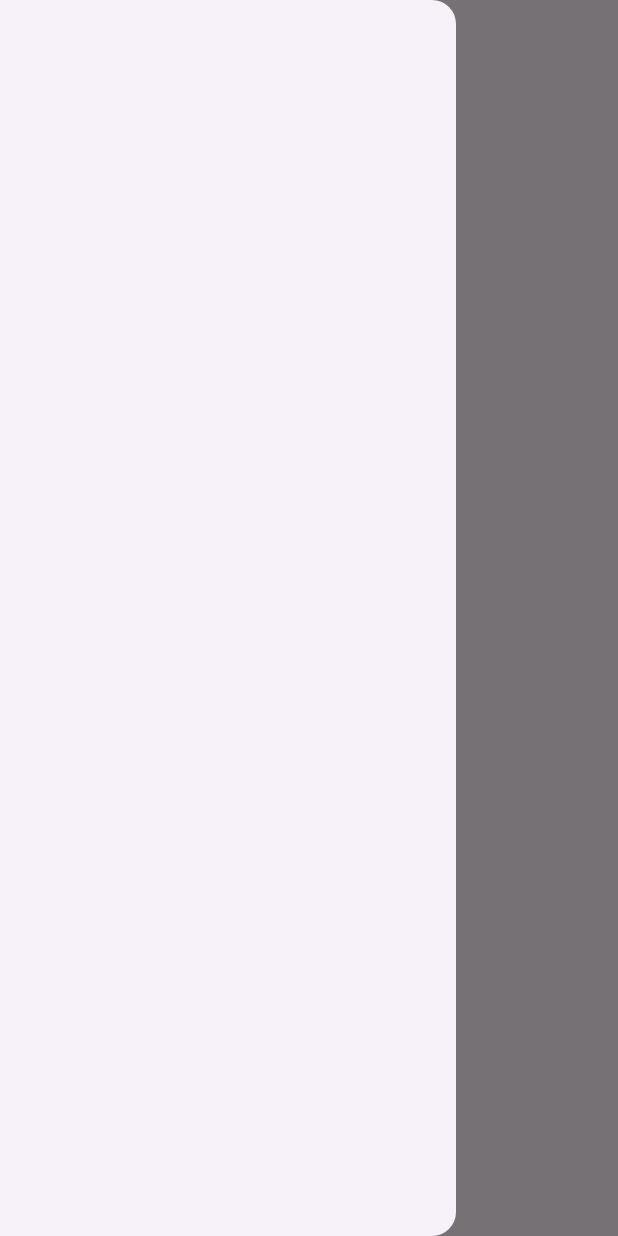
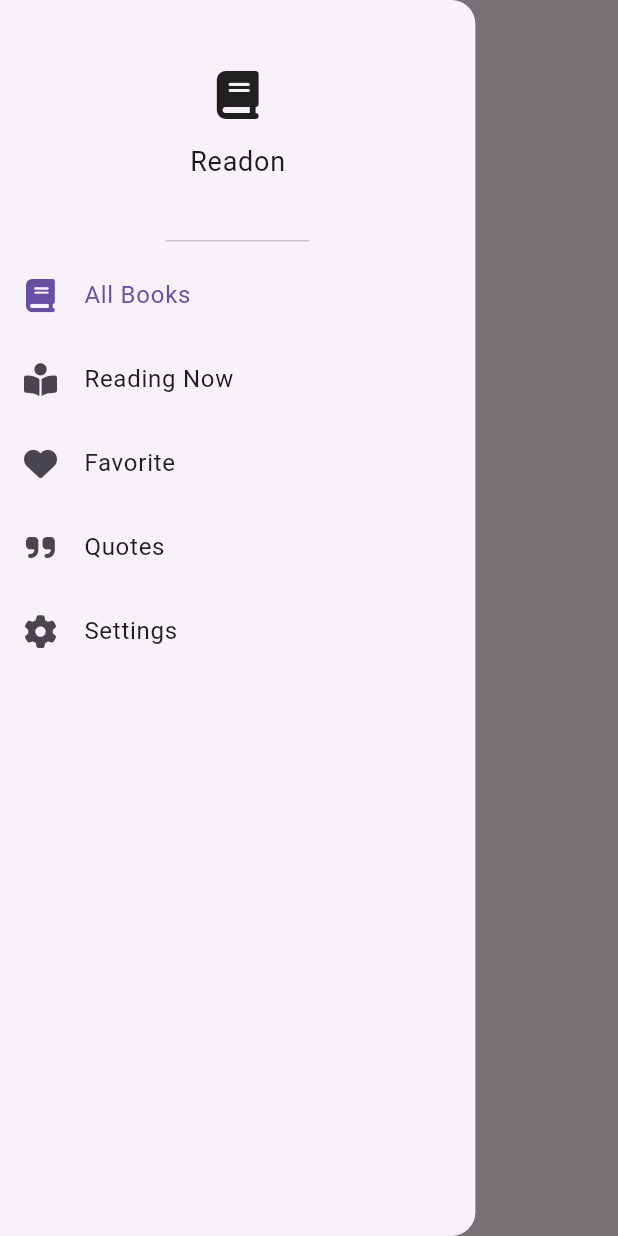
Before and after one commit to osamamohamedr1/reading-tracking, a Flutter app: the screen it shows after launch, with the side drawer open, on a phone screen of 412 x 824 dp. Run offline on Flutter 3.47's test engine with Material 3 defaults, Android fonts, the phone set to English and light mode, and no system bars; our stand-ins replace bloc, flutter_bloc, font_awesome_flutter, shared_preferences.

Commit message:
add custom drawer ui

```diff
--- a/lib/core/routing/routes.dart
+++ b/lib/core/routing/routes.dart
@@ -4,4 +4,5 @@ abstract class Routes {
   static const String onReading = 'onReading';
   static const String favorite = 'favorite';
   static const String toRead = 'toRead';
+  static const String settings = 'settings';
 }
--- /dev/null
+++ b/lib/core/themes/text_themes.dart
@@ -0,0 +1,20 @@
+import 'package:flutter/material.dart';
+
+abstract class AppTextStyles {
+  static final font16bold = TextStyle(
+    fontSize: 16,
+    fontWeight: FontWeight.bold,
+  );
+  static final font16Regular = TextStyle(
+    fontSize: 16,
+    fontWeight: FontWeight.normal,
+  );
+  static final font18Regular = TextStyle(
+    fontSize: 18,
+    fontWeight: FontWeight.normal,
+  );
+  static final font20Regular = TextStyle(
+    fontSize: 20,
+    fontWeight: FontWeight.normal,
+  );
+}
--- a/lib/features/books/presentation/views/books_view.dart
+++ b/lib/features/books/presentation/views/all_books_screens.dart
@@ -1,7 +1,7 @@
 import 'package:flutter/material.dart';
 
-class BooksView extends StatelessWidget {
-  const BooksView({super.key});
+class AllBooksScreen extends StatelessWidget {
+  const AllBooksScreen({super.key});
 
   @override
   Widget build(BuildContext context) {
--- /dev/null
+++ b/lib/features/drawer/presentation/views/custom_drawer.dart
@@ -0,0 +1,114 @@
+import 'package:flutter/material.dart';
+import 'package:font_awesome_flutter/font_awesome_flutter.dart';
+import 'package:reading_tracker/core/themes/text_themes.dart';
+import 'package:reading_tracker/features/books/presentation/views/all_books_screens.dart';
+import 'package:reading_tracker/features/books/presentation/views/reading_now_view.dart';
+import 'package:reading_tracker/features/favorite/presentation/views/favoite_screen.dart';
+import 'package:reading_tracker/features/qoutes/presentation/views/quotes_screen.dart';
+import 'package:reading_tracker/features/settings/presentation/views/settings_view.dart';
+
+class CustomDrawer extends StatefulWidget {
+  const CustomDrawer({
+    super.key,
+  });
+
+  @override
+  State<CustomDrawer> createState() => _CustomDrawerState();
+}
+
+class _CustomDrawerState extends State<CustomDrawer> {
+  final GlobalKey<ScaffoldState> scaffoldKey = GlobalKey();
+  int selectedIndex = 0;
+
+  final List<Widget> screens = const [
+    AllBooksScreen(),
+    ReadingNowScreen(),
+    FavoiteScreen(),
+    QuotesScreen(),
+    SettingsScreen(),
+  ];
+
+  final List<String> titles = [
+    'All Books',
+    'Reading Now',
+    'Favorite',
+    'Quotes',
+    'Settings',
+  ];
+
+  @override
+  Widget build(BuildContext context) {
+    return Scaffold(
+      key: scaffoldKey,
+      appBar: AppBar(
+        leadingWidth: 50,
+        leading: IconButton(
+          onPressed: () => scaffoldKey.currentState!.openDrawer(),
+          icon: Icon(
+            Icons.menu_rounded,
+            size: 28,
+          ),
+        ),
+        iconTheme: IconThemeData(),
+        title: Text(
+          titles[selectedIndex],
+          style: AppTextStyles.font20Regular,
+        ),
+      ),
+      drawer: Drawer(
+        width: MediaQuery.sizeOf(context).width / 1.3,
+        child: Column(
+          children: [
+            DrawerHeader(
+              child: Column(
+                mainAxisAlignment: MainAxisAlignment.center,
+                children: [
+                  Icon(
+                    FontAwesomeIcons.book,
+                    size: 32,
+                  ),
+                  SizedBox(height: 15),
+                  Text(
+                    'Readon',
+                    style: AppTextStyles.font18Regular,
+                  ),
+                ],
+              ),
+            ),
+            buildDrawerItem(
+                icon: FontAwesomeIcons.book, label: 'All Books', index: 0),
+            buildDrawerItem(
+                icon: FontAwesomeIcons.bookOpenReader,
+                label: 'Reading Now',
+                index: 1),
+            buildDrawerItem(
+                icon: FontAwesomeIcons.solidHeart, label: 'Favorite', index: 2),
+            buildDrawerItem(
+                icon: FontAwesomeIcons.quoteRight, label: 'Quotes', index: 3),
+            buildDrawerItem(
+                icon: FontAwesomeIcons.gear, label: 'Settings', index: 4),
+          ],
+        ),
+      ),
+      body: screens[selectedIndex],
+    );
+  }
+
+  Widget buildDrawerItem(
+      {required IconData icon, required String label, required int index}) {
+    return ListTile(
+      leading: Icon(
+        icon,
+        size: 22,
+      ),
+      title: Text(label),
+      selected: selectedIndex == index,
+      onTap: () {
+        setState(() {
+          selectedIndex = index;
+        });
+        Navigator.pop(context);
+      },
+    );
+  }
+}
--- a/lib/features/home/presentation/views/home_view.dart
+++ /dev/null
@@ -1,21 +0,0 @@
-import 'package:flutter/material.dart';
-import 'package:font_awesome_flutter/font_awesome_flutter.dart';
-
-class HomeView extends StatelessWidget {
-  const HomeView({super.key});
-
-  @override
-  Widget build(BuildContext context) {
-    final GlobalKey<ScaffoldState> scaffoldKey = GlobalKey();
-    return Scaffold(
-      key: scaffoldKey,
-      appBar: AppBar(
-        leading: IconButton(
-            onPressed: () => scaffoldKey.currentState!.openDrawer(),
-            icon: Icon(FontAwesomeIcons.list)),
-        iconTheme: IconThemeData(),
-      ),
-      drawer: Drawer(),
-    );
-  }
-}
--- a/lib/reading_tracker.dart
+++ b/lib/reading_tracker.dart
@@ -1,8 +1,8 @@
 import 'package:flutter/material.dart';
 import 'package:reading_tracker/core/routing/app_router.dart';
 import 'package:reading_tracker/core/themes/app_themes.dart';
-import 'package:reading_tracker/features/home/logic/cubit/theme_cubit.dart';
-import 'package:reading_tracker/features/home/presentation/views/home_view.dart';
+import 'package:reading_tracker/features/drawer/logic/cubit/theme_cubit.dart';
+import 'package:reading_tracker/features/drawer/presentation/views/custom_drawer.dart';
 import 'package:flutter_bloc/flutter_bloc.dart';
 
 class ReadingTracker extends StatelessWidget {
@@ -20,7 +20,7 @@ class ReadingTracker extends StatelessWidget {
             darkTheme: AppThemes.darkTheme,
             themeMode: theme,
             onGenerateRoute: appRouter.generateRoute,
-            home: HomeView(),
+            home: CustomDrawer(),
           );
         },
       ),
--- a/pubspec.yaml
+++ b/pubspec.yaml
@@ -28,7 +28,6 @@ environment:
 # the latest version available on pub.dev. To see which dependencies have newer
 # versions available, run `flutter pub outdated`.
 dependencies:
-
   build_runner: ^2.4.15
   cupertino_icons: ^1.0.8
   flutter:
```
Also changed, not shown: lib/core/routing/app_router.dart (+8 -2 lines), lib/features/books/presentation/views/reading_now_view.dart (added, +10 -0 lines), lib/features/favorite/presentation/views/favoite_screen.dart (added, +17 -0 lines), lib/features/qoutes/presentation/views/quotes_screen.dart (added, +17 -0 lines), lib/features/settings/presentation/views/settings_view.dart (added, +17 -0 lines), lib/features/drawer/logic/cubit/theme_cubit.dart (renamed from lib/features/home/logic/cubit/theme_cubit.dart), lib/features/drawer/logic/cubit/theme_state.dart (renamed from lib/features/home/logic/cubit/theme_state.dart).
